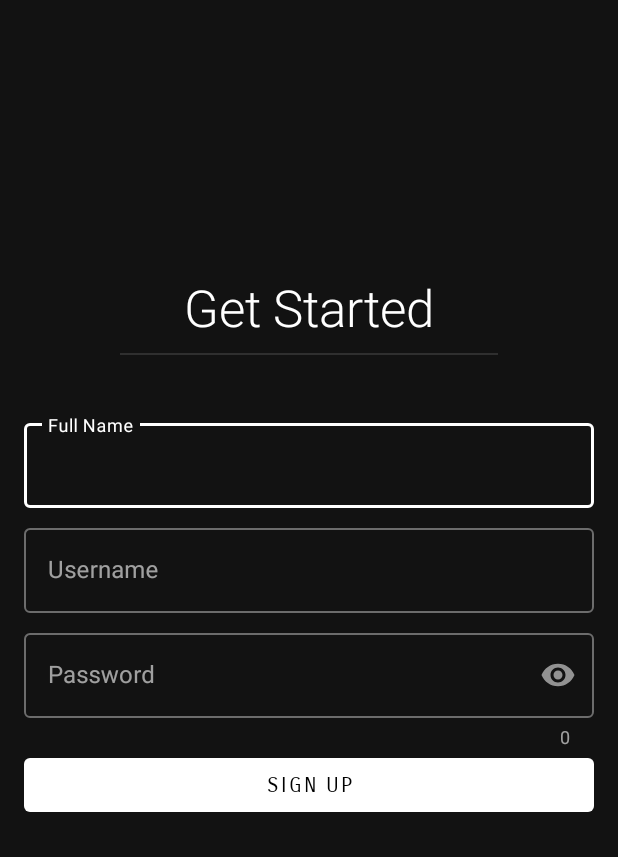
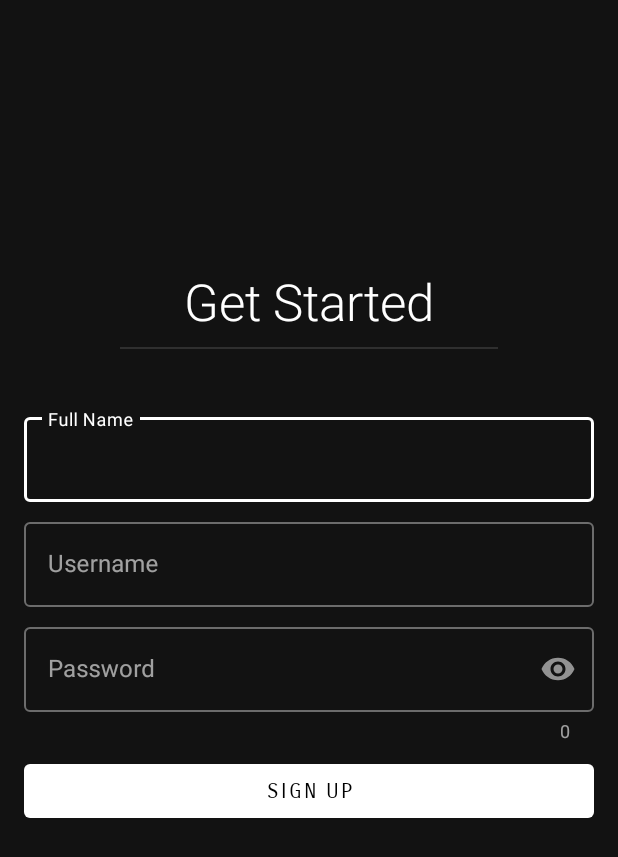
Before and after one commit to zahidquraishi41/passwordz, an Android app: the SignUpActivity screen opened directly, with no data from a screen before it, on a phone screen of 412 x 824 dp. Shown: the top 857 px of the screen. Run offline under Robolectric (Android 15) with nearby library versions, the phone set to English and light mode, and no system bars; our stand-ins replace Firebase (no records; nobody signed in at launch, a user with empty details on screens opened directly); libraries missing offline, so code that uses them is left out: com.nulabinc.zxcvbn, com.shashank.sony; 3 statements that could not run were skipped.

Commit message:
Minor UI tweaks.

```diff
--- a/app/src/main/java/com/zapps/passwordz/helper/PasswordGenerator.java
+++ b/app/src/main/java/com/zapps/passwordz/helper/PasswordGenerator.java
@@ -4,7 +4,7 @@ import java.util.Random;
 
 public class PasswordGenerator {
     private static final String TAG = "ZQ-PasswordGenerator";
-    public static final int RECOMMENDED_PASSWORD_LENGTH = 9;
+    public static final int RECOMMENDED_PASSWORD_LENGTH = 11;
     // selects a random string from s then returns it
     private static String choice(String s) {
         int random = new Random().nextInt(s.length());
--- a/app/src/main/res/layout/activity_sign_up.xml
+++ b/app/src/main/res/layout/activity_sign_up.xml
@@ -91,6 +91,7 @@
             android:layout_width="match_parent"
             android:layout_height="wrap_content"
             android:layout_gravity="end"
+            android:layout_marginTop="8dp"
             android:fontFamily="sans-serif-smallcaps"
             android:onClick="signUp"
             android:text="@string/text_sign_up"
```
